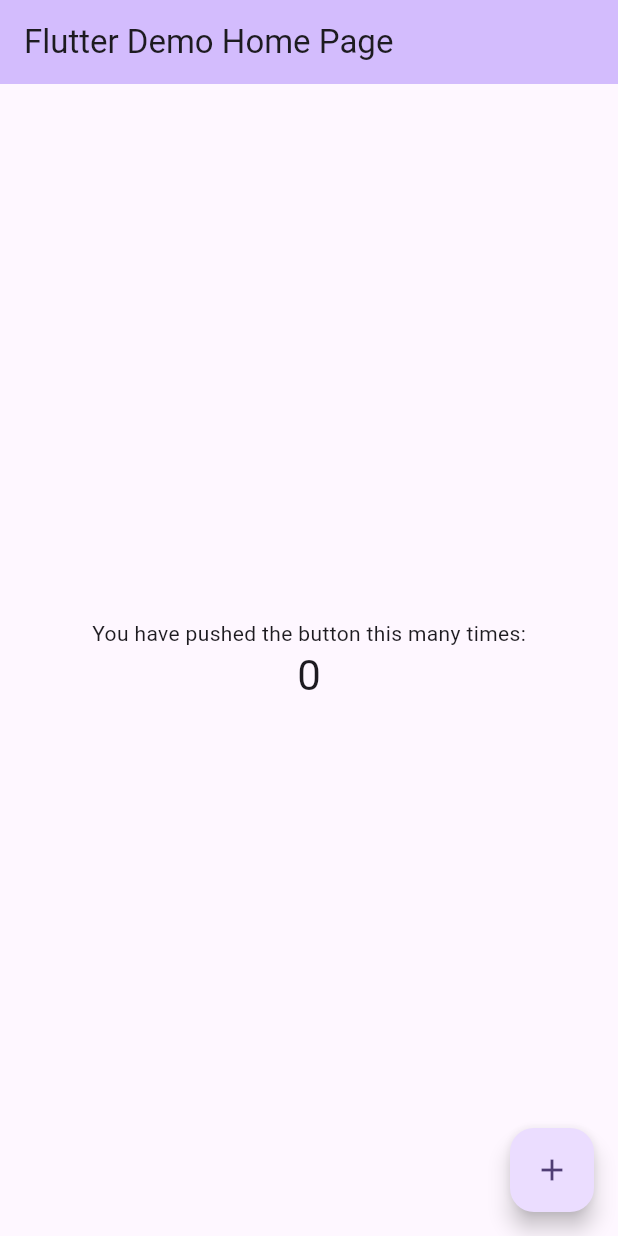
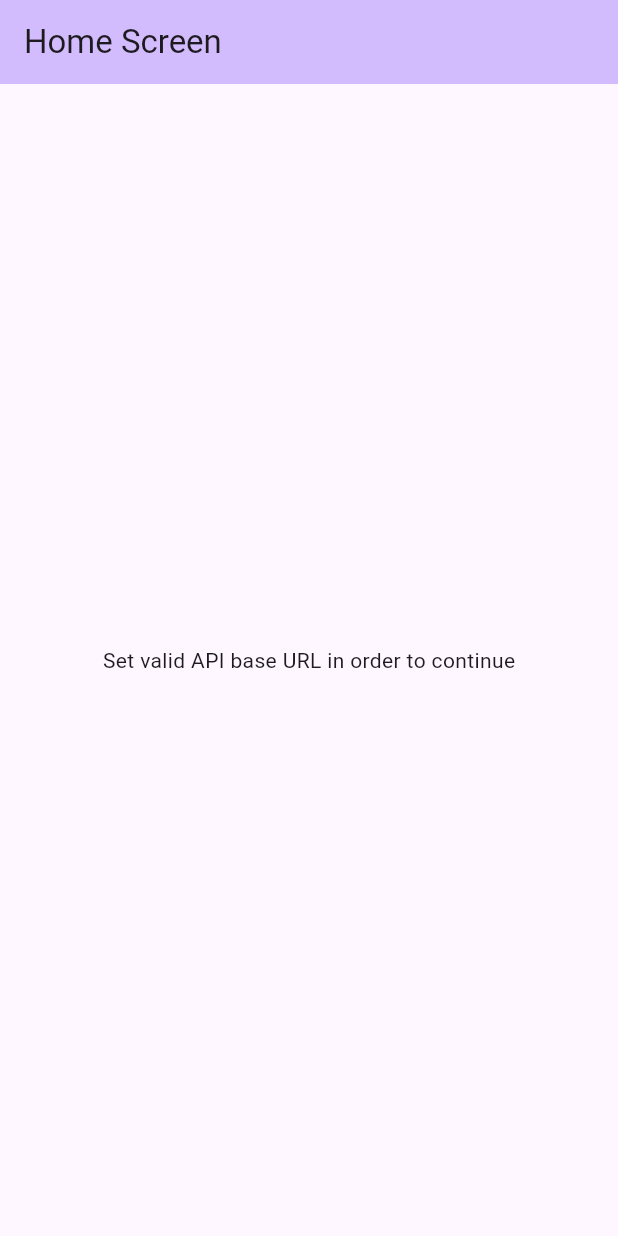
Before and after one commit to MaiklSt/find_path, a Flutter app: the screen it shows after launch, on a phone screen of 412 x 824 dp. Run offline on Flutter 3.47's test engine with Material 3 defaults, Android fonts, the light colour scheme and no system bars.

Commit message:
home screen

```diff
--- a/lib/main.dart
+++ b/lib/main.dart
@@ -1,4 +1,5 @@
 import 'package:flutter/material.dart';
+import 'package:webspark_test_task/views/home_screen.dart';
 
 void main() {
   runApp(const MyApp());
@@ -10,60 +11,12 @@ class MyApp extends StatelessWidget {
   @override
   Widget build(BuildContext context) {
     return MaterialApp(
-      title: 'Flutter Demo',
+      title: 'Webspark test task',
       theme: ThemeData(
         colorScheme: ColorScheme.fromSeed(seedColor: Colors.deepPurple),
         useMaterial3: true,
       ),
-      home: const MyHomePage(title: 'Flutter Demo Home Page'),
+      home: const HomeScreen(),
     );
   }
 }
-
-class MyHomePage extends StatefulWidget {
-  const MyHomePage({super.key, required this.title});
-
-  final String title;
-
-  @override
-  State<MyHomePage> createState() => _MyHomePageState();
-}
-
-class _MyHomePageState extends State<MyHomePage> {
-  int _counter = 0;
-
-  void _incrementCounter() {
-    setState(() {
-      _counter++;
-    });
-  }
-
-  @override
-  Widget build(BuildContext context) {
-    return Scaffold(
-      appBar: AppBar(
-        backgroundColor: Theme.of(context).colorScheme.inversePrimary,
-        title: Text(widget.title),
-      ),
-      body: Center(
-        child: Column(
-          mainAxisAlignment: MainAxisAlignment.center,
-          children: <Widget>[
-            const Text(
-              'You have pushed the button this many times:',
-            ),
-            Text(
-              '$_counter',
-              style: Theme.of(context).textTheme.headlineMedium,
-            ),
-          ],
-        ),
-      ),
-      floatingActionButton: FloatingActionButton(
-        onPressed: _incrementCounter,
-        tooltip: 'Increment',
-        child: const Icon(Icons.add),
-      ),
-    );
-  }
-}
--- /dev/null
+++ b/lib/views/home_screen.dart
@@ -0,0 +1,30 @@
+import 'package:flutter/material.dart';
+
+class HomeScreen extends StatefulWidget {
+  const HomeScreen({super.key});
+
+  @override
+  State<HomeScreen> createState() => _HomeScreenState();
+}
+
+class _HomeScreenState extends State<HomeScreen> {
+  @override
+  Widget build(BuildContext context) {
+    return Scaffold(
+      appBar: AppBar(
+        backgroundColor: Theme.of(context).colorScheme.inversePrimary,
+        title: const Text('Home Screen'),
+      ),
+      body: const Center(
+        child: Column(
+          mainAxisAlignment: MainAxisAlignment.center,
+          children: <Widget>[
+            Text(
+              'Set valid API base URL in order to continue',
+            ),
+          ],
+        ),
+      ),
+    );
+  }
+}
```
